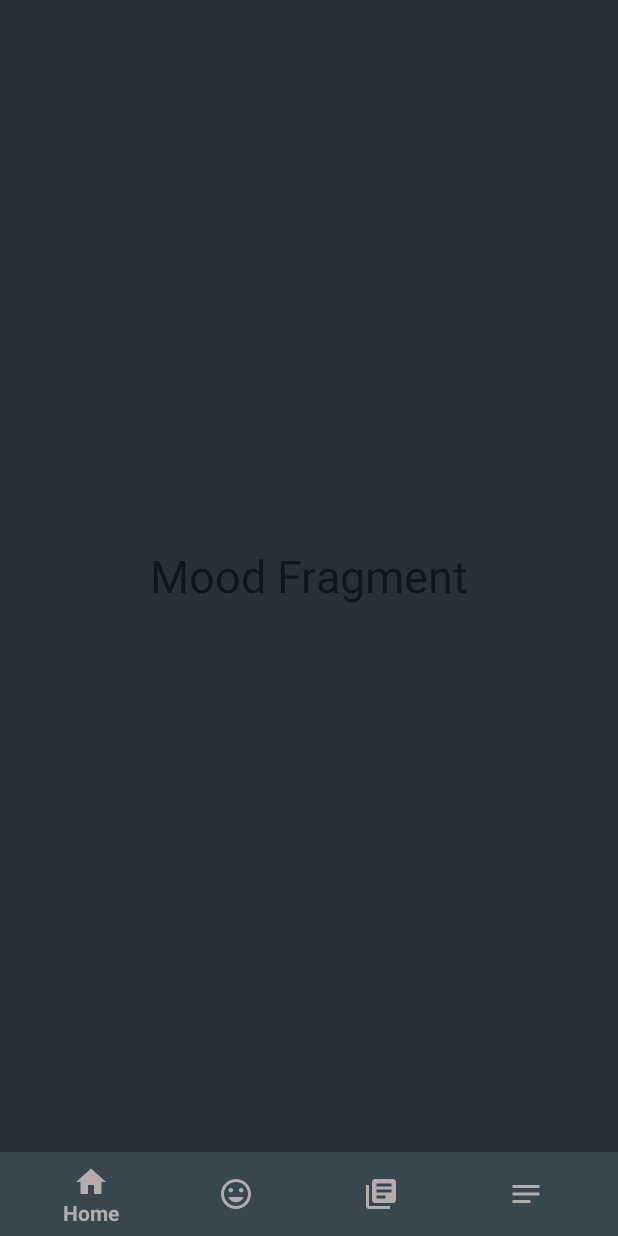
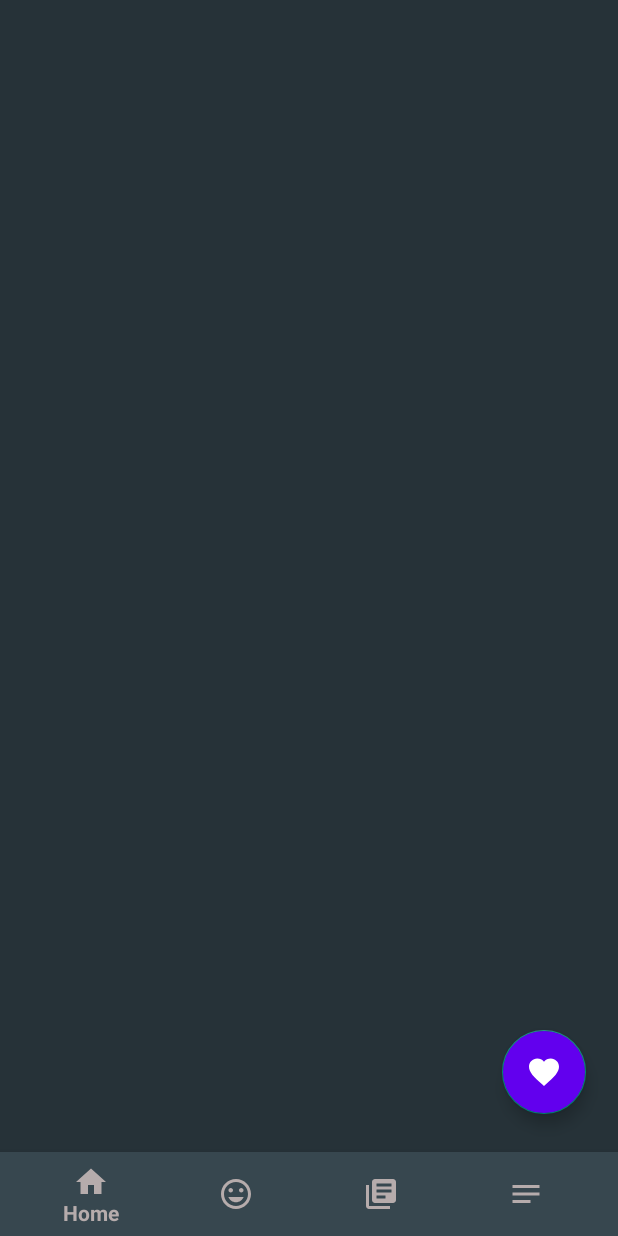
Before and after one commit to BigBrainBois/CSCI455_Student_Productivity_and_Reflection_App, an Android app: the fragment MoodFragment placed in its activity, on a phone screen of 412 x 824 dp. Run offline under Robolectric (Android 15) with nearby library versions, the phone set to English and light mode, and no system bars.

Commit message:
Mood Tracker
Included the following:
-Mood Tracker Activity
-Animation folders in the Resource folder

```diff
--- /dev/null
+++ b/app/src/main/res/drawable/ic_good_icon.xml
@@ -0,0 +1,22 @@
+<vector xmlns:android="http://schemas.android.com/apk/res/android"
+    android:width="24dp"
+    android:height="24dp"
+    android:viewportWidth="24"
+    android:viewportHeight="24"
+    android:tint="?attr/colorControlNormal">
+  <path
+      android:fillColor="@android:color/white"
+      android:pathData="M15.5,9.5m-1.5,0a1.5,1.5 0,1 1,3 0a1.5,1.5 0,1 1,-3 0"/>
+  <path
+      android:fillColor="@android:color/white"
+      android:pathData="M8.5,9.5m-1.5,0a1.5,1.5 0,1 1,3 0a1.5,1.5 0,1 1,-3 0"/>
+  <path
+      android:fillColor="@android:color/white"
+      android:pathData="M15.5,9.5m-1.5,0a1.5,1.5 0,1 1,3 0a1.5,1.5 0,1 1,-3 0"/>
+  <path
+      android:fillColor="@android:color/white"
+      android:pathData="M8.5,9.5m-1.5,0a1.5,1.5 0,1 1,3 0a1.5,1.5 0,1 1,-3 0"/>
+  <path
+      android:fillColor="@android:color/white"
+      android:pathData="M11.99,2C6.47,2 2,6.48 2,12s4.47,10 9.99,10C17.52,22 22,17.52 22,12S17.52,2 11.99,2zM12,20c-4.42,0 -8,-3.58 -8,-8s3.58,-8 8,-8 8,3.58 8,8 -3.58,8 -8,8zM12,17.5c2.33,0 4.32,-1.45 5.12,-3.5h-1.67c-0.69,1.19 -1.97,2 -3.45,2s-2.75,-0.81 -3.45,-2L6.88,14c0.8,2.05 2.79,3.5 5.12,3.5z"/>
+</vector>
--- /dev/null
+++ b/app/src/main/res/drawable/ic_great_icon.xml
@@ -0,0 +1,16 @@
+<vector xmlns:android="http://schemas.android.com/apk/res/android"
+    android:width="24dp"
+    android:height="24dp"
+    android:viewportWidth="24"
+    android:viewportHeight="24"
+    android:tint="?attr/colorControlNormal">
+  <path
+      android:fillColor="@android:color/white"
+      android:pathData="M15.5,9.5m-1.5,0a1.5,1.5 0,1 1,3 0a1.5,1.5 0,1 1,-3 0"/>
+  <path
+      android:fillColor="@android:color/white"
+      android:pathData="M8.5,9.5m-1.5,0a1.5,1.5 0,1 1,3 0a1.5,1.5 0,1 1,-3 0"/>
+  <path
+      android:fillColor="@android:color/white"
+      android:pathData="M11.99,2C6.47,2 2,6.48 2,12s4.47,10 9.99,10C17.52,22 22,17.52 22,12S17.52,2 11.99,2zM12,20c-4.42,0 -8,-3.58 -8,-8s3.58,-8 8,-8 8,3.58 8,8 -3.58,8 -8,8zM7,14c0.78,2.34 2.72,4 5,4s4.22,-1.66 5,-4L7,14z"/>
+</vector>
--- /dev/null
+++ b/app/src/main/res/drawable/ic_mood_icon.xml
@@ -0,0 +1,10 @@
+<vector xmlns:android="http://schemas.android.com/apk/res/android"
+    android:width="24dp"
+    android:height="24dp"
+    android:viewportWidth="24"
+    android:viewportHeight="24"
+    android:tint="?attr/colorControlNormal">
+  <path
+      android:fillColor="@android:color/white"
+      android:pathData="M12,21.35l-1.45,-1.32C5.4,15.36 2,12.28 2,8.5 2,5.42 4.42,3 7.5,3c1.74,0 3.41,0.81 4.5,2.09C13.09,3.81 14.76,3 16.5,3 19.58,3 22,5.42 22,8.5c0,3.78 -3.4,6.86 -8.55,11.54L12,21.35z"/>
+</vector>
--- /dev/null
+++ b/app/src/main/res/drawable/ic_okay_icon.xml
@@ -0,0 +1,16 @@
+<vector xmlns:android="http://schemas.android.com/apk/res/android"
+    android:width="24dp"
+    android:height="24dp"
+    android:viewportWidth="24"
+    android:viewportHeight="24"
+    android:tint="?attr/colorControlNormal">
+  <path
+      android:fillColor="@android:color/white"
+      android:pathData="M15.5,9.5m-1.5,0a1.5,1.5 0,1 1,3 0a1.5,1.5 0,1 1,-3 0"/>
+  <path
+      android:fillColor="@android:color/white"
+      android:pathData="M8.5,9.5m-1.5,0a1.5,1.5 0,1 1,3 0a1.5,1.5 0,1 1,-3 0"/>
+  <path
+      android:fillColor="@android:color/white"
+      android:pathData="M11.99,2C6.47,2 2,6.48 2,12s4.47,10 9.99,10C17.52,22 22,17.52 22,12S17.52,2 11.99,2zM12,20c-4.42,0 -8,-3.58 -8,-8s3.58,-8 8,-8 8,3.58 8,8 -3.58,8 -8,8zM12,16c-0.73,0 -1.38,-0.18 -1.96,-0.52 -0.12,0.14 -0.86,0.98 -1.01,1.15 0.86,0.55 1.87,0.87 2.97,0.87 1.11,0 2.12,-0.33 2.98,-0.88 -0.97,-1.09 -0.01,-0.02 -1.01,-1.15 -0.59,0.35 -1.24,0.53 -1.97,0.53z"/>
+</vector>
--- /dev/null
+++ b/app/src/main/res/drawable/ic_sad_icon.xml
@@ -0,0 +1,16 @@
+<vector xmlns:android="http://schemas.android.com/apk/res/android"
+    android:width="24dp"
+    android:height="24dp"
+    android:viewportWidth="24"
+    android:viewportHeight="24"
+    android:tint="?attr/colorControlNormal">
+  <path
+      android:fillColor="@android:color/white"
+      android:pathData="M15.5,9.5m-1.5,0a1.5,1.5 0,1 1,3 0a1.5,1.5 0,1 1,-3 0"/>
+  <path
+      android:fillColor="@android:color/white"
+      android:pathData="M8.5,9.5m-1.5,0a1.5,1.5 0,1 1,3 0a1.5,1.5 0,1 1,-3 0"/>
+  <path
+      android:fillColor="@android:color/white"
+      android:pathData="M11.99,2C6.47,2 2,6.48 2,12s4.47,10 9.99,10C17.52,22 22,17.52 22,12S17.52,2 11.99,2zM12,20c-4.42,0 -8,-3.58 -8,-8s3.58,-8 8,-8 8,3.58 8,8 -3.58,8 -8,8zM12,16.5c0.73,0 1.39,0.19 1.97,0.53 0.12,-0.14 0.86,-0.98 1.01,-1.14 -0.85,-0.56 -1.87,-0.89 -2.98,-0.89 -1.11,0 -2.13,0.33 -2.99,0.88 0.97,1.09 0.01,0.02 1.01,1.14 0.59,-0.33 1.25,-0.52 1.98,-0.52z"/>
+</vector>
--- /dev/null
+++ b/app/src/main/res/drawable/ic_terrible_icon.xml
@@ -0,0 +1,16 @@
+<vector xmlns:android="http://schemas.android.com/apk/res/android"
+    android:width="24dp"
+    android:height="24dp"
+    android:viewportWidth="24"
+    android:viewportHeight="24"
+    android:tint="?attr/colorControlNormal">
+  <path
+      android:fillColor="@android:color/white"
+      android:pathData="M15.5,9.5m-1.5,0a1.5,1.5 0,1 1,3 0a1.5,1.5 0,1 1,-3 0"/>
+  <path
+      android:fillColor="@android:color/white"
+      android:pathData="M8.5,9.5m-1.5,0a1.5,1.5 0,1 1,3 0a1.5,1.5 0,1 1,-3 0"/>
+  <path
+      android:fillColor="@android:color/white"
+      android:pathData="M11.99,2C6.47,2 2,6.48 2,12s4.47,10 9.99,10C17.52,22 22,17.52 22,12S17.52,2 11.99,2zM12,20c-4.42,0 -8,-3.58 -8,-8s3.58,-8 8,-8 8,3.58 8,8 -3.58,8 -8,8zM12,14c-2.33,0 -4.32,1.45 -5.12,3.5h1.67c0.69,-1.19 1.97,-2 3.45,-2s2.75,0.81 3.45,2h1.67c-0.8,-2.05 -2.79,-3.5 -5.12,-3.5z"/>
+</vector>
--- a/app/src/main/res/layout/fragment_mood.xml
+++ b/app/src/main/res/layout/fragment_mood.xml
@@ -1,14 +1,96 @@
 <?xml version="1.0" encoding="utf-8"?>
 <RelativeLayout xmlns:android="http://schemas.android.com/apk/res/android"
+    xmlns:app="http://schemas.android.com/apk/res-auto"
     android:layout_width="match_parent"
     android:layout_height="match_parent"
     android:background="@color/primary">
 
-    <TextView
+    <com.google.android.material.floatingactionbutton.FloatingActionButton
+        android:id="@+id/mood_button"
         android:layout_width="wrap_content"
         android:layout_height="wrap_content"
-        android:text="@string/mood_fragment"
-        android:textSize="30sp"
-        android:layout_centerInParent="true"/>
+        android:layout_alignParentEnd="true"
+        android:layout_alignParentBottom="true"
+        android:layout_marginEnd="21dp"
+        android:layout_marginBottom="25dp"
+        android:backgroundTint="@color/design_default_color_primary"
+        android:clickable="true"
+        android:focusable="true"
+        android:tint="@android:color/white"
+        app:srcCompat="@drawable/ic_mood_icon" />
 
+    <com.google.android.material.floatingactionbutton.FloatingActionButton
+        android:id="@+id/terrible_button"
+        android:layout_width="wrap_content"
+        android:layout_height="wrap_content"
+        android:layout_above="@+id/mood_button"
+        android:layout_alignParentEnd="true"
+        android:layout_marginEnd="22dp"
+        android:layout_marginBottom="16dp"
+        android:clickable="true"
+        android:focusable="true"
+        android:backgroundTint="@color/design_default_color_primary"
+        android:tint="@android:color/white"
+        android:visibility="invisible"
+        app:srcCompat="@drawable/ic_terrible_icon" />
+
+    <com.google.android.material.floatingactionbutton.FloatingActionButton
+        android:id="@+id/sad_button"
+        android:layout_width="wrap_content"
+        android:layout_height="wrap_content"
+        android:layout_above="@+id/terrible_button"
+        android:layout_alignParentEnd="true"
+        android:layout_marginEnd="22dp"
+        android:layout_marginBottom="16dp"
+        android:clickable="true"
+        android:focusable="true"
+        android:backgroundTint="@color/design_default_color_primary"
+        android:tint="@android:color/white"
+        android:visibility="invisible"
+        app:srcCompat="@drawable/ic_sad_icon" />
+
+    <com.google.android.material.floatingactionbutton.FloatingActionButton
+        android:id="@+id/okay_button"
+        android:layout_width="wrap_content"
+        android:layout_height="wrap_content"
+        android:layout_above="@+id/sad_button"
+        android:layout_alignParentEnd="true"
+        android:layout_marginEnd="22dp"
+        android:layout_marginBottom="16dp"
+        android:clickable="true"
+        android:focusable="true"
+        android:backgroundTint="@color/design_default_color_primary"
+        android:tint="@android:color/white"
+        android:visibility="invisible"
+        app:srcCompat="@drawable/ic_okay_icon" />
+
+    <com.google.android.material.floatingactionbutton.FloatingActionButton
+        android:id="@+id/good_button"
+        android:layout_width="wrap_content"
+        android:layout_height="wrap_content"
+        android:layout_above="@+id/okay_button"
+        android:layout_alignParentEnd="true"
+        android:layout_marginEnd="22dp"
+        android:layout_marginBottom="16dp"
+        android:clickable="true"
+        android:focusable="true"
+        android:backgroundTint="@color/design_default_color_primary"
+        android:tint="@android:color/white"
+        android:visibility="invisible"
+        app:srcCompat="@drawable/ic_good_icon" />
+
+    <com.google.android.material.floatingactionbutton.FloatingActionButton
+        android:id="@+id/great_button"
+        android:layout_width="wrap_content"
+        android:layout_height="wrap_content"
+        android:layout_above="@+id/good_button"
+        android:layout_alignParentEnd="true"
+        android:layout_marginEnd="22dp"
+        android:layout_marginBottom="16dp"
+        android:clickable="true"
+        android:focusable="true"
+        android:backgroundTint="@color/design_default_color_primary"
+        android:tint="@android:color/white"
+        android:visibility="invisible"
+        app:srcCompat="@drawable/ic_great_icon" />
 </RelativeLayout>
```
Also changed, not shown: app/src/main/java/com/example/csci_455_student_productivity_and_reflection_app/MoodTracker.java (added, +118 -0 lines), app/src/main/res/anim/fab_close.xml (added, +23 -0 lines), app/src/main/res/anim/fab_open.xml (added, +23 -0 lines), app/src/main/res/anim/rotate_clockwise.xml (added, +13 -0 lines), app/src/main/res/anim/rotate_counterclockwise.xml (added, +13 -0 lines).
